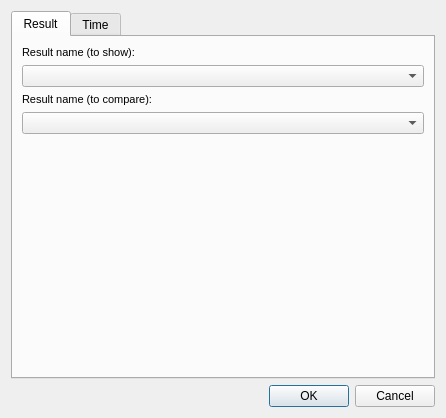
This is ui/epa_result_compare_selector.ui in Giswater/giswater_qgis_plugin as Qt 5 draws it before an edit. The edited form follows.
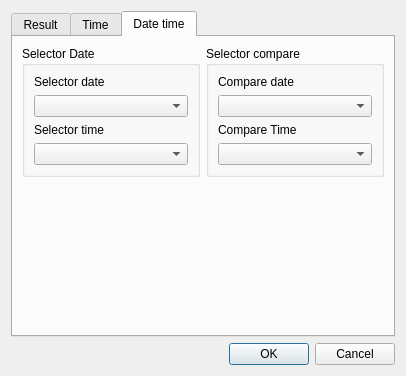
This is the edited form. The open tabs and pages were chosen to show the change.

Commit message: new tab added into epa_result_compare_selector.ui

Diff of the .ui file:
```diff
--- a/ui/epa_result_compare_selector.ui
+++ b/ui/epa_result_compare_selector.ui
@@ -6,8 +6,8 @@
    <rect>
     <x>0</x>
     <y>0</y>
-    <width>446</width>
-    <height>418</height>
+    <width>406</width>
+    <height>376</height>
    </rect>
   </property>
   <property name="windowTitle">
@@ -219,6 +219,84 @@
        </item>
       </layout>
      </widget>
+     <widget class="QWidget" name="tab_datetime">
+      <attribute name="title">
+       <string>Date time</string>
+      </attribute>
+      <layout class="QGridLayout" name="gridLayout">
+       <item row="0" column="0">
+        <widget class="QGroupBox" name="groupBox">
+         <property name="title">
+          <string>Selector Date</string>
+         </property>
+         <layout class="QVBoxLayout" name="verticalLayout_2">
+          <item>
+           <widget class="QLabel" name="label">
+            <property name="text">
+             <string>Selector date</string>
+            </property>
+           </widget>
+          </item>
+          <item>
+           <widget class="QComboBox" name="cmb_sel_date"/>
+          </item>
+          <item>
+           <widget class="QLabel" name="label_3">
+            <property name="text">
+             <string>Selector time</string>
+            </property>
+           </widget>
+          </item>
+          <item>
+           <widget class="QComboBox" name="cmb_sel_time"/>
+          </item>
+         </layout>
+        </widget>
+       </item>
+       <item row="2" column="0">
+        <spacer name="verticalSpacer_4">
+         <property name="orientation">
+          <enum>Qt::Vertical</enum>
+         </property>
+         <property name="sizeHint" stdset="0">
+          <size>
+           <width>20</width>
+           <height>40</height>
+          </size>
+         </property>
+        </spacer>
+       </item>
+       <item row="0" column="1">
+        <widget class="QGroupBox" name="groupBox_2">
+         <property name="title">
+          <string>Selector compare</string>
+         </property>
+         <layout class="QVBoxLayout" name="verticalLayout_3">
+          <item>
+           <widget class="QLabel" name="label_2">
+            <property name="text">
+             <string>Compare date</string>
+            </property>
+           </widget>
+          </item>
+          <item>
+           <widget class="QComboBox" name="cmb_com_date"/>
+          </item>
+          <item>
+           <widget class="QLabel" name="label_4">
+            <property name="text">
+             <string>Compare Time</string>
+            </property>
+           </widget>
+          </item>
+          <item>
+           <widget class="QComboBox" name="cmb_com_time"/>
+          </item>
+         </layout>
+        </widget>
+       </item>
+      </layout>
+     </widget>
     </widget>
    </item>
    <item>
```
The commit also changes 1 other file.
